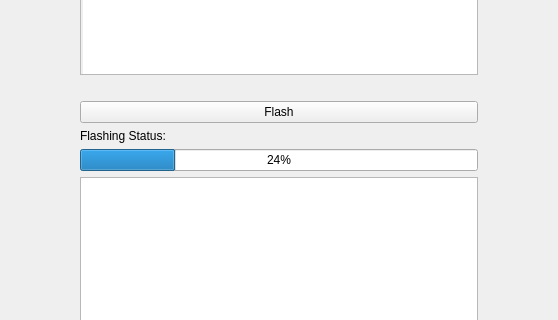
This is WINDOWS_GUI/mainwindow.ui in amosproj/amos2024ss07-updating-flash-boot-loader as Qt 5 draws it before an edit; both pictures show x 424 to 982 and y 187 to 507 of the 1400 by 700 pixel window. The edited form follows.
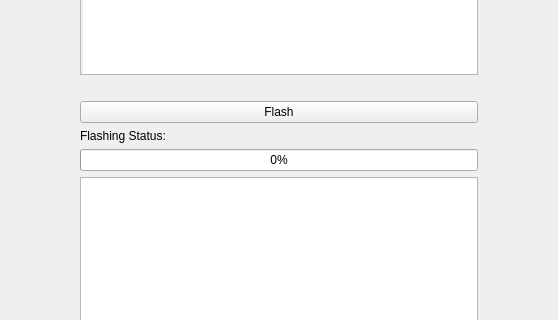
This is the edited form.

Commit message: #7 status logic

```diff
--- a/WINDOWS_GUI/mainwindow.ui
+++ b/WINDOWS_GUI/mainwindow.ui
@@ -157,7 +157,7 @@
        <item>
         <widget class="QProgressBar" name="progressBar_flash">
          <property name="value">
-          <number>24</number>
+          <number>0</number>
          </property>
         </widget>
        </item>
```
The commit also changes 2 other files.
